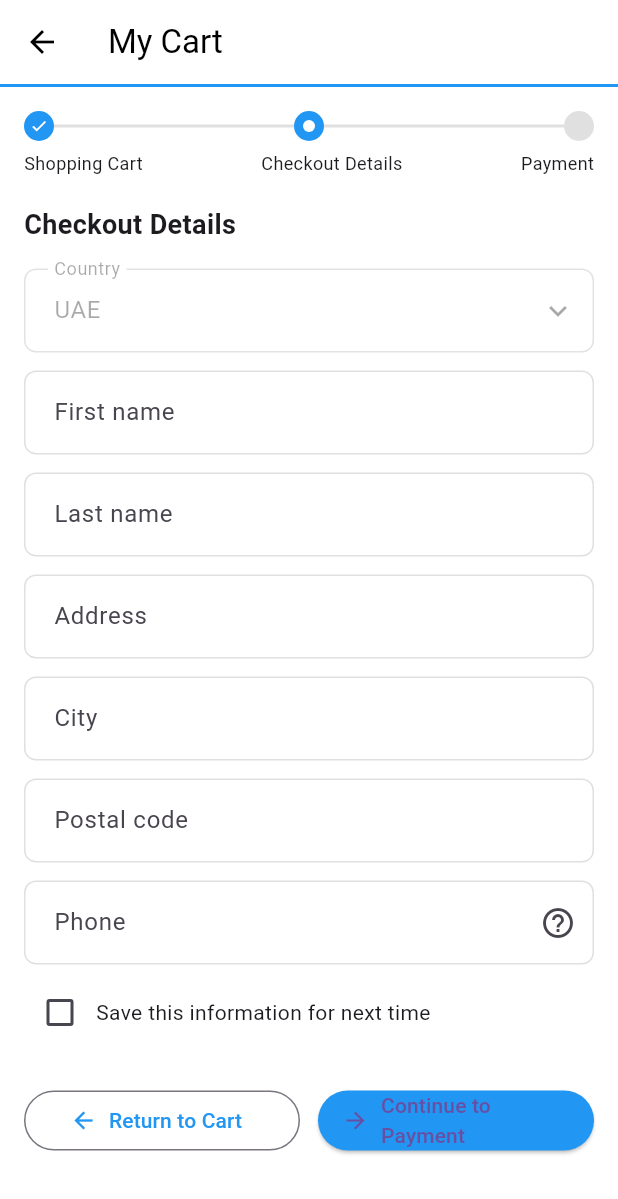
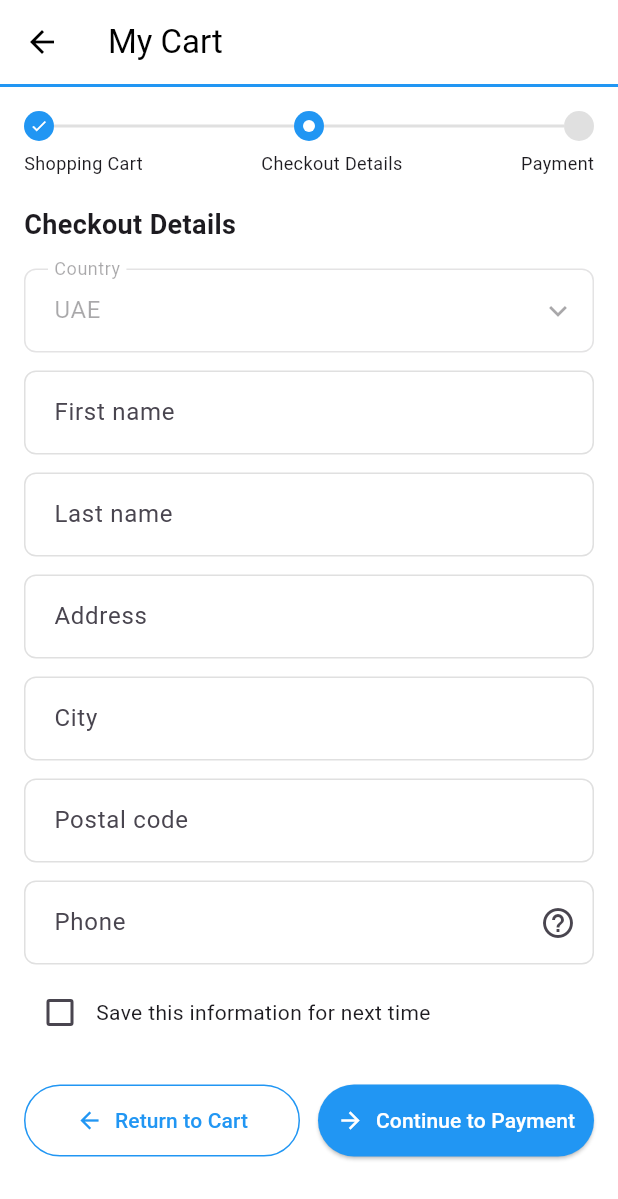
Before and after one commit to bibsbadji/appli_mobile, a Flutter app: the CheckoutDetailsPage screen opened directly, on a phone screen of 412 x 824 dp. Shown: the top 1199 px of the screen. Run offline on Flutter 3.47's test engine with Material 3 defaults, Android fonts, the phone set to English and light mode, and no system bars.

Commit message:
reajustation des boutons

```diff
--- a/lib/src/ui/screens/supply/checkout_details_page.dart
+++ b/lib/src/ui/screens/supply/checkout_details_page.dart
@@ -18,7 +18,6 @@ class _CheckoutDetailsPageState extends State<CheckoutDetailsPage> {
   final lastNameCtrl = TextEditingController();
   final addressCtrl = TextEditingController();
   final cityCtrl = TextEditingController();
-  final postalCtrl = TextEditingController();
   final phoneCtrl = TextEditingController();
 
   bool saveInfo = false;
@@ -30,7 +29,6 @@ class _CheckoutDetailsPageState extends State<CheckoutDetailsPage> {
     lastNameCtrl.dispose();
     addressCtrl.dispose();
     cityCtrl.dispose();
-    postalCtrl.dispose();
     phoneCtrl.dispose();
     super.dispose();
   }
@@ -107,7 +105,6 @@ class _CheckoutDetailsPageState extends State<CheckoutDetailsPage> {
 
                 const SizedBox(height: 12),
                 TextInput(
-                  controller: postalCtrl,
                   labelText: 'Postal code',
                   validator: _required,
                 ),
@@ -142,11 +139,15 @@ class _CheckoutDetailsPageState extends State<CheckoutDetailsPage> {
                   children: [
                     Expanded(
                       child: OutlinedButton.icon(
-                        onPressed: () => Navigator.pop(context),
+                        onPressed: () {
+                          Navigator.pop(context);
+                        },
                         icon: const Icon(Icons.arrow_back, color: Colors.blue),
-                        label: const Text(
-                          'Return to Cart',
-                          style: TextStyle(color: Colors.blue),
+                        label: const Text('Return to Cart',
+                            style: TextStyle(color: Colors.blue)),
+                        style: OutlinedButton.styleFrom(
+                          side: const BorderSide(color: Colors.blue),
+                          padding: const EdgeInsets.symmetric(vertical: 14),
                         ),
                       ),
                     ),
@@ -154,14 +155,13 @@ class _CheckoutDetailsPageState extends State<CheckoutDetailsPage> {
                     Expanded(
                       child: ElevatedButton.icon(
                         onPressed: () {
-                          if (_formKey.currentState!.validate()) {
-                            Navigator.pushNamed(context, payment);
-                          }
+                          Navigator.pushNamed(context, checkout);
                         },
-                        icon: const Icon(Icons.arrow_forward),
-                        label: const Text('Continue to Payment'),
+                        icon: const Icon(Icons.arrow_forward, color: Colors.white),
+                        label: const Text('Continue to Payment',style: TextStyle(color: Colors.white),),
                         style: ElevatedButton.styleFrom(
                           backgroundColor: Colors.blue,
+                          padding: const EdgeInsets.symmetric(vertical: 14),
                         ),
                       ),
                     ),
```
